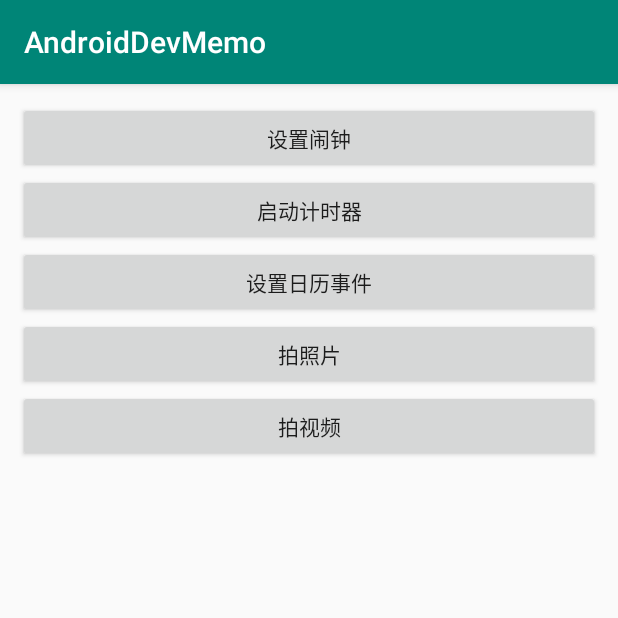
After one commit to shusheng007/AndroidDevMemo, an Android app: the IntentDemoActivity screen opened directly, with no data from a screen before it, on a phone screen of 412 x 824 dp, the top half of it. The commit adds this screen. Run offline under Robolectric (Android 15) with nearby library versions, the phone set to English and light mode, and no system bars.

Commit message:
feature：add intents demo

```diff
--- a/app/src/main/java/top/ss007/androiddevmemo/MemoType.kt
+++ b/app/src/main/java/top/ss007/androiddevmemo/MemoType.kt
@@ -11,5 +11,6 @@ package top.ss007.androiddevmemo
 enum class MemoType {
     STORAGE,
     FILE_SHARE,
-    FRAGMENT
+    FRAGMENT,
+    INTENT
 }
--- a/app/src/main/java/top/ss007/androiddevmemo/fragments/FragmentB.kt
+++ b/app/src/main/java/top/ss007/androiddevmemo/fragments/FragmentB.kt
@@ -40,7 +40,8 @@ class FragmentB : Fragment() {
             Navigator.open(
                 fc,
                 false,
-                false)
+                false
+            )
         }
     }
 
@@ -59,7 +60,7 @@ class FragmentB : Fragment() {
     override fun onSaveInstanceState(outState: Bundle) {
         super.onSaveInstanceState(outState)
         Log.d(TAG, "onSaveInstanceState")
-        outState.putString(KEY_NAME,"ShuSheng007")
+        outState.putString(KEY_NAME, "ShuSheng007")
 
     }
 
--- /dev/null
+++ b/app/src/main/res/layout/activity_intent_demo.xml
@@ -0,0 +1,55 @@
+<?xml version="1.0" encoding="utf-8"?>
+<androidx.constraintlayout.widget.ConstraintLayout
+    xmlns:android="http://schemas.android.com/apk/res/android"
+    xmlns:app="http://schemas.android.com/apk/res-auto"
+    xmlns:tools="http://schemas.android.com/tools"
+    android:layout_width="match_parent"
+    android:layout_height="match_parent"
+    android:padding="12dp"
+    tools:context=".intents.IntentDemoActivity">
+
+    <Button
+        android:id="@+id/btn_alarm"
+        android:layout_width="0dp"
+        android:layout_height="wrap_content"
+        android:text="设置闹钟"
+        app:layout_constraintEnd_toEndOf="parent"
+        app:layout_constraintStart_toStartOf="parent"
+        app:layout_constraintTop_toTopOf="parent" />
+
+    <Button
+        android:id="@+id/btn_timer"
+        android:layout_width="0dp"
+        android:layout_height="wrap_content"
+        android:text="启动计时器"
+        app:layout_constraintEnd_toEndOf="parent"
+        app:layout_constraintStart_toStartOf="parent"
+        app:layout_constraintTop_toBottomOf="@+id/btn_alarm" />
+
+    <Button
+        android:id="@+id/btn_calender"
+        android:layout_width="0dp"
+        android:layout_height="wrap_content"
+        android:text="设置日历事件"
+        app:layout_constraintEnd_toEndOf="parent"
+        app:layout_constraintStart_toStartOf="parent"
+        app:layout_constraintTop_toBottomOf="@+id/btn_timer" />
+
+    <Button
+        android:id="@+id/btn_capture_img"
+        android:layout_width="0dp"
+        android:layout_height="wrap_content"
+        android:text="拍照片"
+        app:layout_constraintEnd_toEndOf="parent"
+        app:layout_constraintStart_toStartOf="parent"
+        app:layout_constraintTop_toBottomOf="@+id/btn_calender" />
+
+    <Button
+        android:id="@+id/btn_capture_video"
+        android:layout_width="0dp"
+        android:layout_height="wrap_content"
+        android:text="拍视频"
+        app:layout_constraintEnd_toEndOf="parent"
+        app:layout_constraintStart_toStartOf="parent"
+        app:layout_constraintTop_toBottomOf="@+id/btn_capture_img" />
+</androidx.constraintlayout.widget.ConstraintLayout>
--- /dev/null
+++ b/app/src/main/res/xml/file_provider_paths.xml
@@ -0,0 +1,6 @@
+<?xml version="1.0" encoding="utf-8"?>
+<paths>
+    <external-files-path
+        name="pictures"
+        path="." />
+</paths>
--- a/build.gradle
+++ b/build.gradle
@@ -8,7 +8,7 @@ buildscript {
 
     }
     dependencies {
-        classpath 'com.android.tools.build:gradle:3.5.0'
+        classpath 'com.android.tools.build:gradle:3.5.2'
         classpath "org.jetbrains.kotlin:kotlin-gradle-plugin:$kotlin_version"
         // NOTE: Do not place your application dependencies here; they belong
         // in the individual module build.gradle files
```
Also changed, not shown: app/src/main/AndroidManifest.xml (+13 -3 lines), app/src/main/java/top/ss007/androiddevmemo/MainActivity.kt (+6 -2 lines), app/src/main/java/top/ss007/androiddevmemo/intents/IntentDemoActivity.kt (added, +148 -0 lines), app/src/main/java/top/ss007/androiddevmemo/utils/FileUtils.kt (added, +26 -0 lines).
